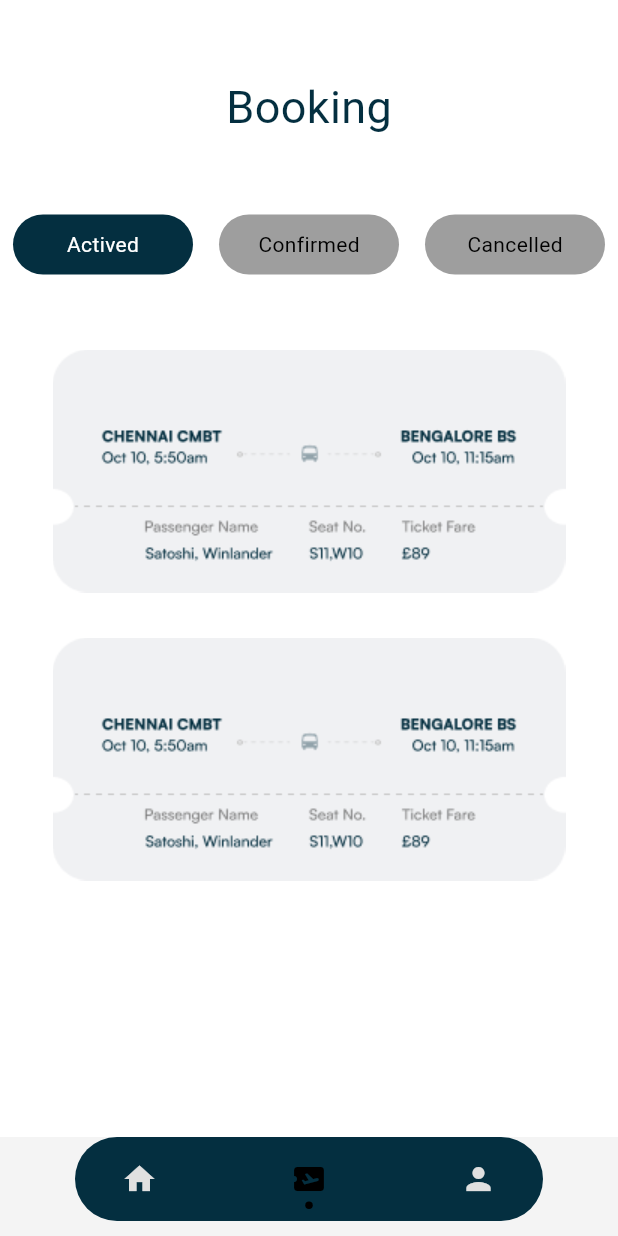
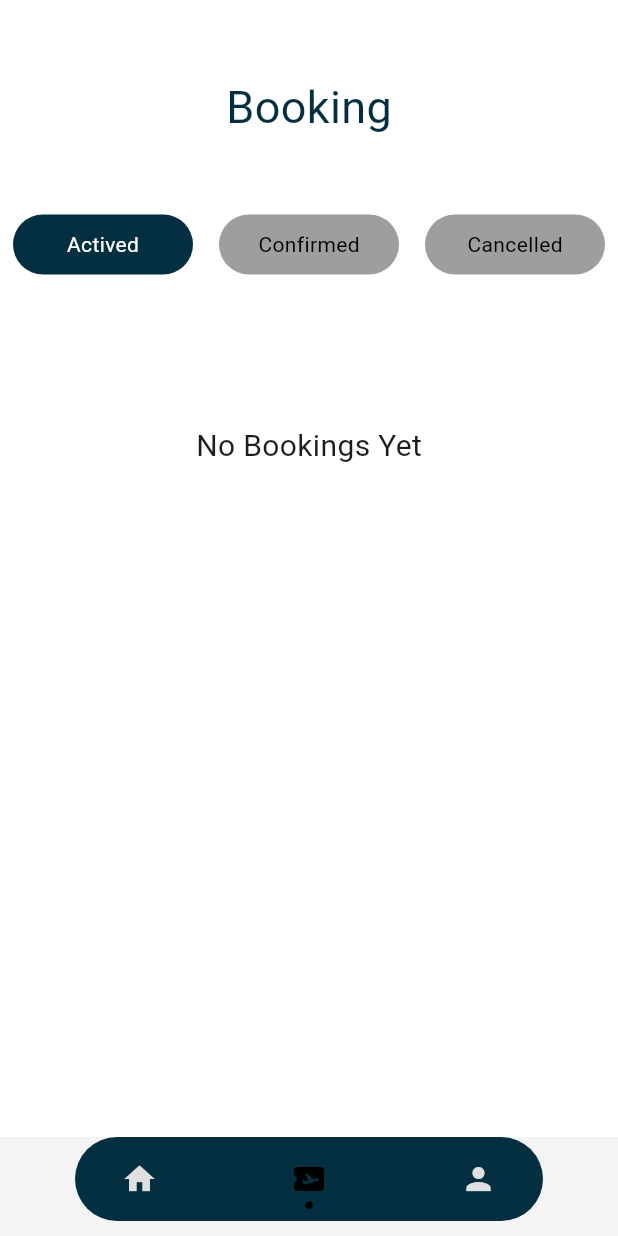
Before and after one commit to yas2003ser/bus_booking, a Flutter app: the HomeScreen screen opened by its route, item 2 of the bottom bar chosen, on a phone screen of 412 x 824 dp. Run offline on Flutter 3.47's test engine with Material 3 defaults, Android fonts, the light colour scheme and no system bars; drawn by our look-alikes of dot_navigation_bar; our stand-ins replace another_flutter_splash_screen, flutter_riverpod.

Commit message:
chwi logic brk fl profile button w booking

```diff
--- a/lib/screens/navBarScreens/booking.dart
+++ b/lib/screens/navBarScreens/booking.dart
@@ -1,13 +1,16 @@
 import 'package:bus_booking/core/util/img_assets.dart';
+import 'package:bus_booking/provider/button_state_provide.dart';
 import 'package:bus_booking/widgets/button_state.dart';
 import 'package:flutter/material.dart';
+import 'package:flutter_riverpod/flutter_riverpod.dart';
 
-class Booking extends StatelessWidget {
+class Booking extends ConsumerWidget {
   const Booking({super.key});
 
   @override
-  Widget build(BuildContext context) {
+  Widget build(BuildContext context, WidgetRef ref) {
     final List<String> text = ['Actived', 'Confirmed', 'Cancelled'];
+    final buttonState = ref.watch(buttonStateProvider);
     return Center(
       child: Container(
         color: Colors.white,
@@ -29,10 +32,23 @@ class Booking extends StatelessWidget {
                   ButtonState(index: i, text: text[i]),
               ],
             ),
-            const SizedBox(height: 50),
-            Image.asset(ImgAssets.tickets),
-            const SizedBox(height: 30),
-            Image.asset(ImgAssets.tickets),
+            const SizedBox(height: 20),
+            if (buttonState == 0)
+              const Column(
+                children: [
+                  SizedBox(height: 80),
+                  Text("No Bookings Yet", style: TextStyle(fontSize: 20)),
+                ],
+              )
+            else if (buttonState == 1)
+              Image.asset(ImgAssets.tickets)
+            else
+              Column(
+                children: [
+                  Image.asset(ImgAssets.tickets),
+                  Image.asset(ImgAssets.tickets)
+                ],
+              ),
           ],
         ),
       ),
```
Also changed, not shown: lib/screens/navBarScreens/profile.dart (+17 -24 lines).
